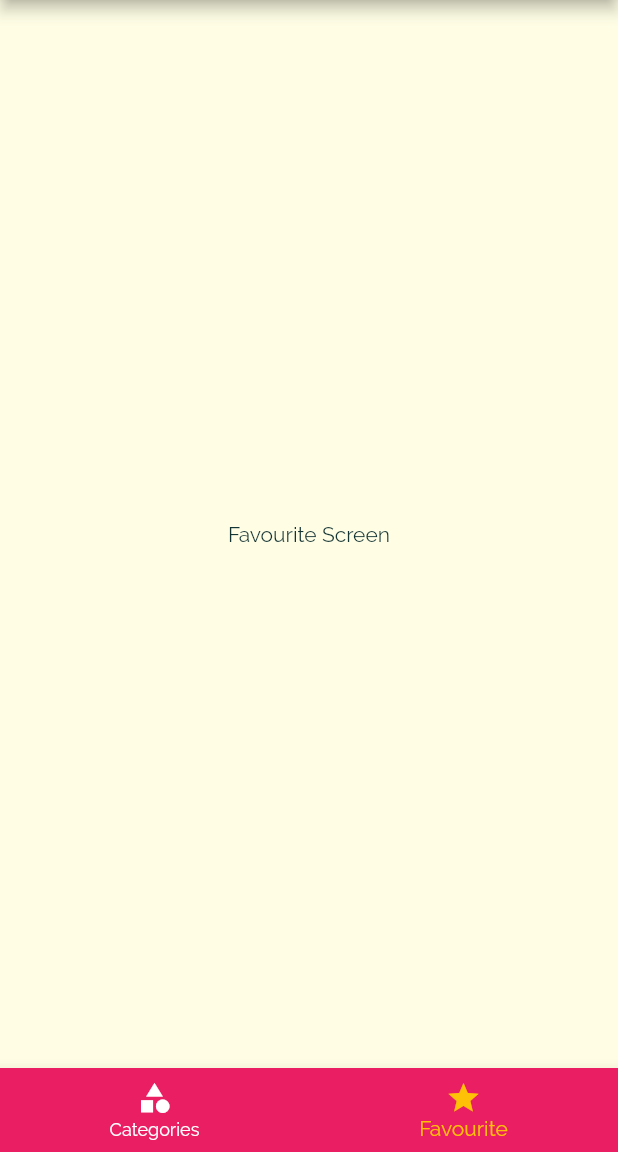
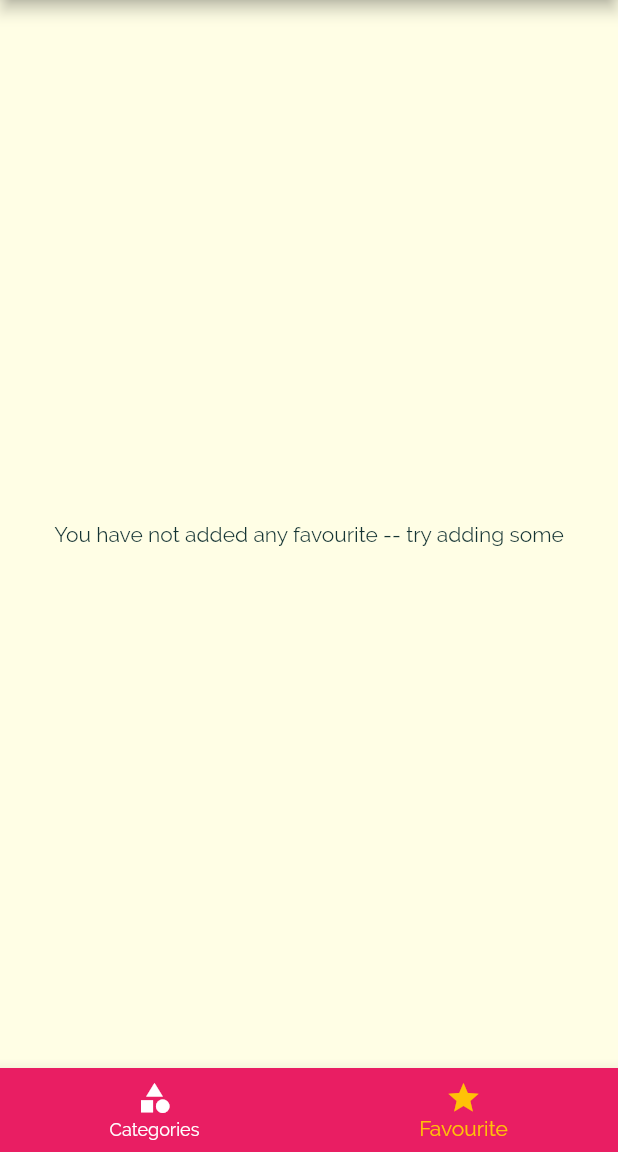
Before and after one commit to harsh4248/MealsApp, a Flutter app: the screen it shows after launch, item 2 of the bottom bar chosen, on a phone screen of 412 x 824 dp, the part 84-1236 px from its top. Run offline on Flutter 3.47's test engine with Material 2 defaults, Android fonts, the phone set to English and light mode, and no system bars.

Commit message:
Finished Building app with a one minor problem

```diff
--- a/lib/main.dart
+++ b/lib/main.dart
@@ -18,30 +18,48 @@ class MyApp extends StatefulWidget {
 }
 
 class _MyAppState extends State<MyApp> {
-  Map<String,bool> _filters = {
-    'gluten':false,
-    'lactose':false,
-    'vegan':false,
-    "vegetarian":false,
+  Map<String, bool> _filters = {
+    'gluten': false,
+    'lactose': false,
+    'vegan': false,
+    "vegetarian": false,
   };
   List<Meal> _availableMeals = DUMMY_MEALS;
+  List<Meal> _favouriteMeals = [];
 
-  void _setFilter(Map<String,bool> data) {
+  void _setFilter(Map<String, bool> data) {
     setState(() {
       _filters = data;
       _availableMeals = DUMMY_MEALS.where((meal) {
-        if(_filters['gluten'] && !meal.isGlutenFree)
-          return false;
-        if(_filters['lactose'] && !meal.isLactoseFree)
-          return false;
-        if(_filters['vegan'] && !meal.isVegan)
-          return false;
-        if(_filters['vegetarian'] && !meal.isVegetarian)
-          return false;
+        if (_filters['gluten'] && !meal.isGlutenFree) return false;
+        if (_filters['lactose'] && !meal.isLactoseFree) return false;
+        if (_filters['vegan'] && !meal.isVegan) return false;
+        if (_filters['vegetarian'] && !meal.isVegetarian) return false;
         return true;
       }).toList();
     });
   }
+
+  void _toggleFavorite(String mealId) {
+    int existingIndex =
+        _favouriteMeals.indexWhere((element) => element.id == mealId);
+    if (existingIndex >= 0) {
+      setState(() {
+        _favouriteMeals.removeAt(existingIndex);
+      });
+    } else {
+      setState(() {
+        _favouriteMeals
+            .add(DUMMY_MEALS.firstWhere((element) => element.id == mealId));
+      });
+    }
+  }
+
+  bool isMealFavorite(String mealId) {
+    return _favouriteMeals.any((meal)=> meal.id == mealId );
+
+  }
+
   @override
   Widget build(BuildContext context) {
     return MaterialApp(
@@ -64,10 +82,10 @@ class _MyAppState extends State<MyApp> {
       ),
       //home: TabsScreen(),
       routes: {
-        '/': (ctx) => TabsScreen(),
+        '/': (ctx) => TabsScreen(_favouriteMeals),
         '/category-meals': (ctx) => CategoryMealsScreen(_availableMeals),
-        '/category-meals-details': (ctx) => MealDetail(),
-        '/filters-screen':(ctx)=> FilterScreen(_filters,_setFilter),
+        '/category-meals-details': (ctx) => MealDetail(_toggleFavorite,isMealFavorite),
+        '/filters-screen': (ctx) => FilterScreen(_filters, _setFilter),
       },
       /*
     * onGenerateRoute: (setting) {},
--- a/lib/screens/favourite_screen.dart
+++ b/lib/screens/favourite_screen.dart
@@ -1,8 +1,32 @@
 import 'package:flutter/material.dart';
+import 'package:meals_app/models/meal.dart';
+import 'package:meals_app/widgets/meals_item.dart';
 
 class FavouriteScreen extends StatelessWidget {
+  final List<Meal> favouriteList;
+
+  FavouriteScreen(List<Meal> list) : favouriteList = list;
+
   @override
   Widget build(BuildContext context) {
-    return Center(child: Text("Favourite Screen"),);
+    return favouriteList.length == 0
+        ? Center(
+            child: Text("You have not added any favourite -- try adding some"),
+          )
+        : Center(
+            child: ListView.builder(
+              itemBuilder: (context, index) {
+                return MealItem(
+                    id: favouriteList[index].id,
+                    title: favouriteList[index].title,
+                    imageUrl: favouriteList[index].imageUrl,
+                    duration: favouriteList[index].duration,
+                    complex: favouriteList[index].complexity,
+                    afford: favouriteList[index].affordability,
+                    deleteMeal: () {});
+              },
+              itemCount: favouriteList.length,
+            ),
+          );
   }
 }
--- a/lib/screens/tabs_screen.dart
+++ b/lib/screens/tabs_screen.dart
@@ -1,19 +1,29 @@
 import "package:flutter/material.dart";
+import 'package:meals_app/models/meal.dart';
 import 'package:meals_app/screens/categories_screen.dart';
 import 'package:meals_app/screens/favourite_screen.dart';
 import 'package:meals_app/widgets/main_drawer.dart';
 
 class TabsScreen extends StatefulWidget {
+
+  final List<Meal> favouriteList;
+  TabsScreen(List<Meal>favouriteList):this.favouriteList = favouriteList;
   @override
   _TabsScreenState createState() => _TabsScreenState();
 }
 
 class _TabsScreenState extends State<TabsScreen> with TickerProviderStateMixin {
 
-  List<Map<String, dynamic>> _pages = [
-    {"Page": CategoriesScreen(), "title": "Categories"},
-    {"Page": FavouriteScreen(), "title": "Favourite"}
-  ];
+  List<Map<String, dynamic>> _pages;
+
+  @override
+  void initState() {
+    _pages = [
+      {"Page": CategoriesScreen(), "title": "Categories"},
+      {"Page": FavouriteScreen(widget.favouriteList), "title": "Favourite"}
+    ];
+  }
+
   String AppBarTitle = "Categories";
   int selectedPageIndex = 0;
 
```
Also changed, not shown: lib/screens/meal_detail_screen.dart (+7 -2 lines).
